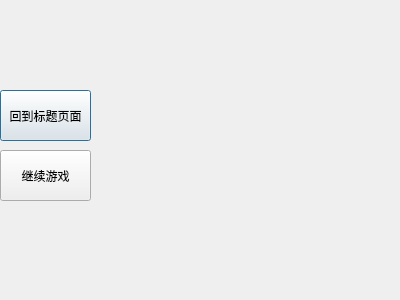
Old version of the form Fake-Link/pausedialog.ui in the repository Fancyyyf/Fake-Link-25Sep-VacationWork-.
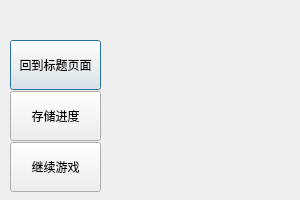
New version of the form.

Patch:
```diff
--- a/Fake-Link/pausedialog.ui
+++ b/Fake-Link/pausedialog.ui
@@ -6,38 +6,66 @@
    <rect>
     <x>0</x>
     <y>0</y>
-    <width>400</width>
-    <height>300</height>
+    <width>300</width>
+    <height>200</height>
    </rect>
   </property>
   <property name="windowTitle">
    <string>Dialog</string>
   </property>
-  <widget class="QPushButton" name="backRequestButton">
+  <widget class="QWidget" name="verticalLayoutWidget">
    <property name="geometry">
     <rect>
-     <x>0</x>
-     <y>90</y>
+     <x>10</x>
+     <y>40</y>
      <width>91</width>
-     <height>51</height>
+     <height>154</height>
     </rect>
    </property>
-   <property name="text">
-    <string>回到标题页面</string>
-   </property>
-  </widget>
-  <widget class="QPushButton" name="backToGameButton">
-   <property name="geometry">
-    <rect>
-     <x>0</x>
-     <y>150</y>
-     <width>91</width>
-     <height>51</height>
-    </rect>
-   </property>
-   <property name="text">
-    <string>继续游戏</string>
-   </property>
+   <layout class="QVBoxLayout" name="verticalLayout">
+    <property name="spacing">
+     <number>1</number>
+    </property>
+    <item>
+     <widget class="QPushButton" name="backRequestButton">
+      <property name="minimumSize">
+       <size>
+        <width>70</width>
+        <height>50</height>
+       </size>
+      </property>
+      <property name="text">
+       <string>回到标题页面</string>
+      </property>
+     </widget>
+    </item>
+    <item>
+     <widget class="QPushButton" name="saveButton">
+      <property name="minimumSize">
+       <size>
+        <width>70</width>
+        <height>50</height>
+       </size>
+      </property>
+      <property name="text">
+       <string>存储进度</string>
+      </property>
+     </widget>
+    </item>
+    <item>
+     <widget class="QPushButton" name="backToGameButton">
+      <property name="minimumSize">
+       <size>
+        <width>70</width>
+        <height>50</height>
+       </size>
+      </property>
+      <property name="text">
+       <string>继续游戏</string>
+      </property>
+     </widget>
+    </item>
+   </layout>
   </widget>
  </widget>
  <resources/>
```
